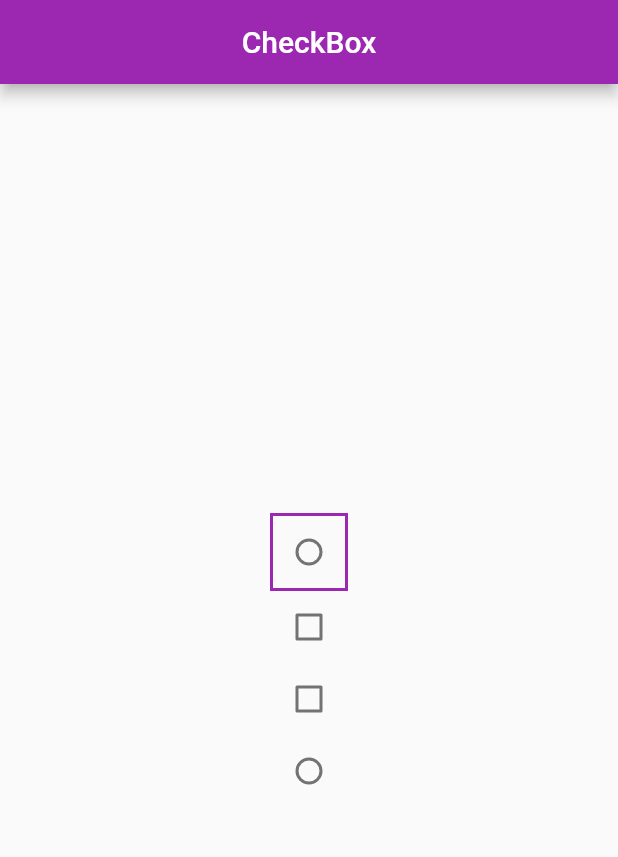
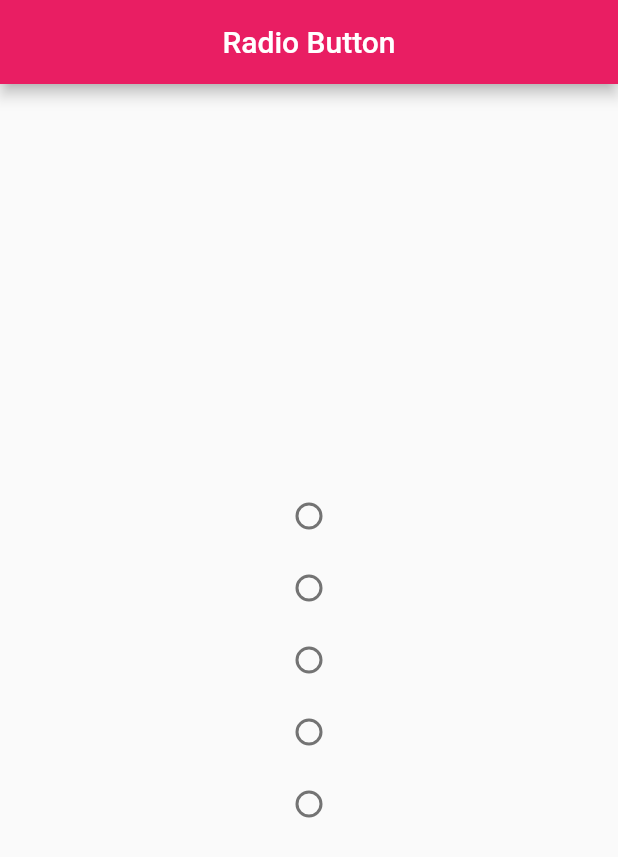
Before and after one commit to bzamanbd/my_flutter_study, a Flutter app: the screen it shows after launch, on a phone screen of 412 x 824 dp. Shown: the top 857 px of the screen. Run offline on Flutter 3.47's test engine with Material 2 defaults, Android fonts, the phone set to English and light mode, and no system bars.

Commit message:
final done

```diff
--- a/lib/main.dart
+++ b/lib/main.dart
@@ -3,19 +3,20 @@ import 'package:flutter/material.dart';
 import 'pages/home_page.dart';
 void main()=>runApp(const MyApp());
 class MyApp extends StatelessWidget {
+  final String title='Radio Button';
   const MyApp({Key? key}) : super(key: key);
 
   @override
   Widget build(BuildContext context) {
     return MaterialApp(
       debugShowCheckedModeBanner: false,
-      title: 'Checkbox',
+      title: title,
       theme: ThemeData(
-        primarySwatch: Colors.purple
+        primarySwatch: Colors.pink
       ),
       // routes: ,
       // initialRoute: ,
-      home: const HomePage(),
+      home: HomePage(title:title),
     );
   }
 }
--- a/lib/pages/home_page.dart
+++ b/lib/pages/home_page.dart
@@ -1,21 +1,28 @@
 import 'package:flutter/material.dart';
 class HomePage extends StatefulWidget {
-  const HomePage({Key? key}) : super(key: key);
+  final String title;
+  const HomePage({Key? key,required this.title}) : super(key: key);
 
   @override
   _HomePageState createState() => _HomePageState();
 }
 
 class _HomePageState extends State<HomePage> {
-  bool _cbValue1 = false;
-  bool _cbValue2 = false;
-  bool _cbValue3 = false;
+  int _groupValue=0;
+  void rmethod(value){
+    setState(() {
+      _groupValue=value;
+    });
+  }
   @override
   Widget build(BuildContext context) {
-
     return Scaffold(
       appBar: AppBar(
-        title: const Text('CheckBox'),
+        title: Text(widget.title,
+        style: const TextStyle(
+          fontSize: 20
+        ),
+        ),
         centerTitle: true,
       ),
       // drawer: ,
@@ -23,35 +30,37 @@ class _HomePageState extends State<HomePage> {
       // bottomSheet: ,
       // floatingActionButton: ,
       body: Center(
-        child: Column(
-          mainAxisAlignment: MainAxisAlignment.center,
-          children: [
-            Container(
-              decoration: BoxDecoration(
-                border: Border.all(color: Colors.purple,width: 2.0),
-              ),
-              child: Checkbox(value: _cbValue1, onChanged: (status){setState(() {
-                _cbValue1 =status!;
-              });},
-              shape: const CircleBorder(),
-              ),
+            child: Column(
+              mainAxisAlignment: MainAxisAlignment.center,
+              children: [
+                Radio(
+                  value: 1,
+                  groupValue: _groupValue,
+                  onChanged: rmethod,
+                  ),
+                Radio(
+                  value: 2,
+                  groupValue: _groupValue,
+                  onChanged: rmethod,
+                  ),
+                Radio(
+                  value: 3,
+                  groupValue: _groupValue,
+                  onChanged: rmethod,
+                  ),
+                Radio(
+                  value: 4,
+                  groupValue: _groupValue,
+                  onChanged: rmethod,
+                  ),
+                Radio(
+                  value: 5,
+                  groupValue: _groupValue,
+                  onChanged: rmethod,
+                  ),
+              ],
             ),
-            Checkbox(value: _cbValue2, onChanged: (status){setState(() {
-              _cbValue2=status!;
-            });},
-            ),
-            Checkbox(value: _cbValue3, onChanged: (status){setState(() {
-              _cbValue3=status!;
-            });}),
-            Checkbox(value: _cbValue1, onChanged: (status){setState(() {
-              _cbValue1=status!;
-            });},
-            shape: const CircleBorder(),
-            ),
-
-          ],
-        ),
-      )
+      ),
     );
   }
 }
```
